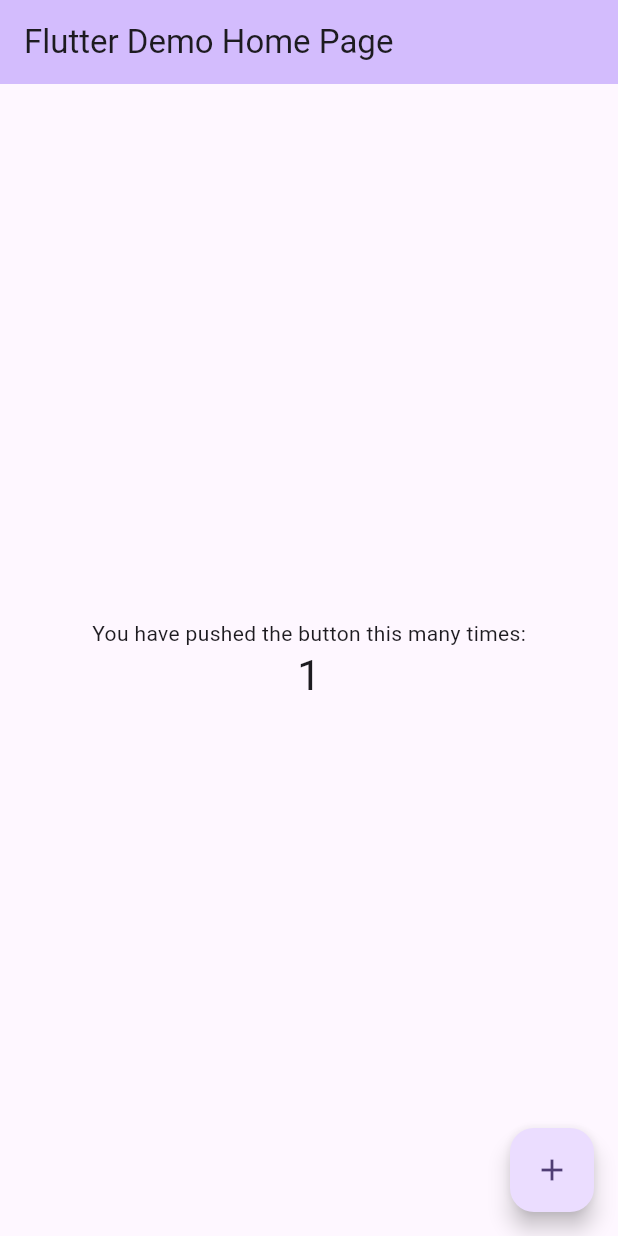
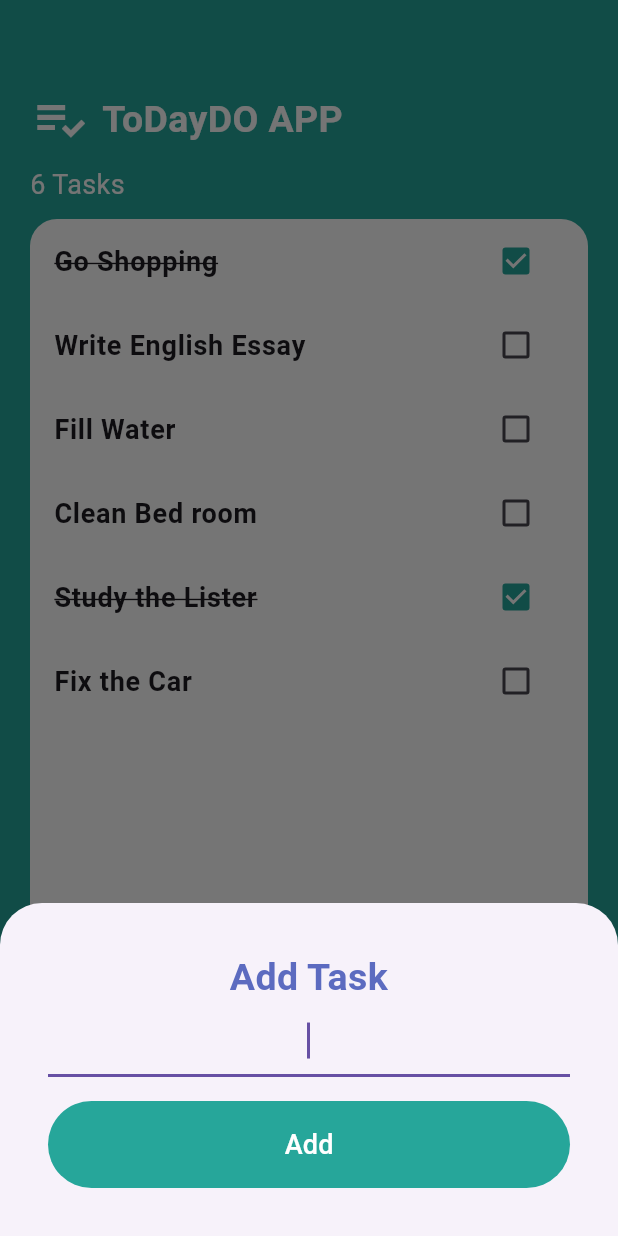
Before and after one commit to abdrhman500/TodayDo-App, a Flutter app: the screen it shows after launch, after a tap on the "add" icon, on a phone screen of 412 x 824 dp. Run offline on Flutter 3.47's test engine with Material 3 defaults, Android fonts, the phone set to English and light mode, and no system bars.

Commit message:
We used StatefullWidget and setState and LiftingUp the state to update the state of the app

```diff
--- a/lib/main.dart
+++ b/lib/main.dart
@@ -1,125 +1,16 @@
 import 'package:flutter/material.dart';
+import 'package:to_day_do/screens/tasks_screen.dart';
 
-void main() {
-  runApp(const MyApp());
+void main(List<String> args) {
+  runApp(MyApp());
 }
-
 class MyApp extends StatelessWidget {
   const MyApp({super.key});
 
-  // This widget is the root of your application.
   @override
   Widget build(BuildContext context) {
     return MaterialApp(
-      title: 'Flutter Demo',
-      theme: ThemeData(
-        // This is the theme of your application.
-        //
-        // TRY THIS: Try running your application with "flutter run". You'll see
-        // the application has a purple toolbar. Then, without quitting the app,
-        // try changing the seedColor in the colorScheme below to Colors.green
-        // and then invoke "hot reload" (save your changes or press the "hot
-        // reload" button in a Flutter-supported IDE, or press "r" if you used
-        // the command line to start the app).
-        //
-        // Notice that the counter didn't reset back to zero; the application
-        // state is not lost during the reload. To reset the state, use hot
-        // restart instead.
-        //
-        // This works for code too, not just values: Most code changes can be
-        // tested with just a hot reload.
-        colorScheme: ColorScheme.fromSeed(seedColor: Colors.deepPurple),
-        useMaterial3: true,
-      ),
-      home: const MyHomePage(title: 'Flutter Demo Home Page'),
+      home: TasksScreen(),
     );
   }
 }
-
-class MyHomePage extends StatefulWidget {
-  const MyHomePage({super.key, required this.title});
-
-  // This widget is the home page of your application. It is stateful, meaning
-  // that it has a State object (defined below) that contains fields that affect
-  // how it looks.
-
-  // This class is the configuration for the state. It holds the values (in this
-  // case the title) provided by the parent (in this case the App widget) and
-  // used by the build method of the State. Fields in a Widget subclass are
-  // always marked "final".
-
-  final String title;
-
-  @override
-  State<MyHomePage> createState() => _MyHomePageState();
-}
-
-class _MyHomePageState extends State<MyHomePage> {
-  int _counter = 0;
-
-  void _incrementCounter() {
-    setState(() {
-      // This call to setState tells the Flutter framework that something has
-      // changed in this State, which causes it to rerun the build method below
-      // so that the display can reflect the updated values. If we changed
-      // _counter without calling setState(), then the build method would not be
-      // called again, and so nothing would appear to happen.
-      _counter++;
-    });
-  }
-
-  @override
-  Widget build(BuildContext context) {
-    // This method is rerun every time setState is called, for instance as done
-    // by the _incrementCounter method above.
-    //
-    // The Flutter framework has been optimized to make rerunning build methods
-    // fast, so that you can just rebuild anything that needs updating rather
-    // than having to individually change instances of widgets.
-    return Scaffold(
-      appBar: AppBar(
-        // TRY THIS: Try changing the color here to a specific color (to
-        // Colors.amber, perhaps?) and trigger a hot reload to see the AppBar
-        // change color while the other colors stay the same.
-        backgroundColor: Theme.of(context).colorScheme.inversePrimary,
-        // Here we take the value from the MyHomePage object that was created by
-        // the App.build method, and use it to set our appbar title.
-        title: Text(widget.title),
-      ),
-      body: Center(
-        // Center is a layout widget. It takes a single child and positions it
-        // in the middle of the parent.
-        child: Column(
-          // Column is also a layout widget. It takes a list of children and
-          // arranges them vertically. By default, it sizes itself to fit its
-          // children horizontally, and tries to be as tall as its parent.
-          //
-          // Column has various properties to control how it sizes itself and
-          // how it positions its children. Here we use mainAxisAlignment to
-          // center the children vertically; the main axis here is the vertical
-          // axis because Columns are vertical (the cross axis would be
-          // horizontal).
-          //
-          // TRY THIS: Invoke "debug painting" (choose the "Toggle Debug Paint"
-          // action in the IDE, or press "p" in the console), to see the
-          // wireframe for each widget.
-          mainAxisAlignment: MainAxisAlignment.center,
-          children: <Widget>[
-            const Text(
-              'You have pushed the button this many times:',
-            ),
-            Text(
-              '$_counter',
-              style: Theme.of(context).textTheme.headlineMedium,
-            ),
-          ],
-        ),
-      ),
-      floatingActionButton: FloatingActionButton(
-        onPressed: _incrementCounter,
-        tooltip: 'Increment',
-        child: const Icon(Icons.add),
-      ), // This trailing comma makes auto-formatting nicer for build methods.
-    );
-  }
-}
--- /dev/null
+++ b/lib/models/task.dart
@@ -0,0 +1,9 @@
+class Task {
+  final String name;
+  bool isDone;
+
+  Task({required this.name, this.isDone = false});
+  void doneChange() {
+    isDone = !isDone;
+  }
+}
--- /dev/null
+++ b/lib/screens/add_task_screen.dart
@@ -0,0 +1,55 @@
+import 'package:flutter/material.dart';
+
+class AddTaskScreen extends StatelessWidget {
+  String? newTaskTitle;
+  final addTaskCallback;
+
+  AddTaskScreen(this.addTaskCallback);
+
+  @override
+  Widget build(BuildContext context) {
+    return Container(
+      padding: EdgeInsets.all(32.0),
+      child: Column(
+        crossAxisAlignment: CrossAxisAlignment.stretch,
+        children: [
+          Text(
+            "Add Task",
+            textAlign: TextAlign.center,
+            style: TextStyle(
+              fontSize: 25.0,
+              fontWeight: FontWeight.bold,
+              color: Colors.indigo[400],
+            ),
+          ),
+          TextField(
+            autofocus: true,
+            textAlign: TextAlign.center,
+            onChanged: (newText) {
+              newTaskTitle = newText;
+            },
+          ),
+          SizedBox(
+            height: 16.0,
+          ),
+          TextButton(
+            onPressed: () {
+              addTaskCallback(newTaskTitle);
+            },
+            style: TextButton.styleFrom(
+              backgroundColor: Colors.teal[400],
+              padding: EdgeInsets.symmetric(vertical: 16.0, horizontal: 32.0),
+            ),
+            child: Text(
+              "Add",
+              style: TextStyle(
+                color: Colors.white,
+                fontSize: 18.0,
+              ),
+            ),
+          ),
+        ],
+      ),
+    );
+  }
+}
--- /dev/null
+++ b/lib/screens/tasks_screen.dart
@@ -0,0 +1,107 @@
+import 'package:flutter/material.dart';
+import 'package:to_day_do/models/task.dart';
+import 'package:to_day_do/screens/add_task_screen.dart';
+import 'package:to_day_do/widgets/tasks_list.dart';
+
+class TasksScreen extends StatefulWidget {
+  const TasksScreen({super.key});
+
+  @override
+  State<TasksScreen> createState() => _TasksScreenState();
+}
+
+class _TasksScreenState extends State<TasksScreen> {
+  List<Task> tasks = [
+    Task(name: 'Go Shopping', isDone: true),
+    Task(name: 'Write English Essay'),
+    Task(name: 'Fill Water'),
+    Task(name: 'Clean Bed room'),
+    Task(name: 'Study the Lister', isDone: true),
+    Task(name: 'Fix the Car'),
+  ];
+  @override
+  Widget build(BuildContext context) {
+    return Scaffold(
+      backgroundColor: Colors.teal.shade400,
+      body: Container(
+        padding:
+            const EdgeInsets.only(top: 60, right: 20, left: 20, bottom: 80),
+        child: Column(
+          crossAxisAlignment: CrossAxisAlignment.start,
+          children: [
+            Row(
+              mainAxisAlignment: MainAxisAlignment.start,
+              children: [
+                Icon(
+                  Icons.playlist_add_check,
+                  size: 40,
+                  color: Colors.white,
+                ),
+                SizedBox(
+                  width: 8.0,
+                ),
+                Text(
+                  "ToDayDO APP",
+                  style: TextStyle(
+                      fontSize: 25.0,
+                      fontWeight: FontWeight.bold,
+                      color: Colors.white),
+                ),
+              ],
+            ),
+            SizedBox(
+              height: 10.0,
+            ),
+            Text(
+              "${tasks.length} Tasks",
+              style: TextStyle(
+                color: Colors.white,
+                fontSize: 18.0,
+              ),
+            ),
+            SizedBox(
+              height: 10.0,
+            ),
+            Expanded(
+              child: Container(
+                decoration: BoxDecoration(
+                  color: Colors.white,
+                  borderRadius: BorderRadius.all(
+                    Radius.circular(18.0),
+                  ),
+                ),
+                child: TasksList(tasks),
+              ),
+            ),
+          ],
+        ),
+      ),
+      floatingActionButtonLocation: FloatingActionButtonLocation.centerDocked,
+      floatingActionButton: FloatingActionButton(
+        onPressed: () {
+          showModalBottomSheet(
+            isScrollControlled: true,
+            context: context,
+            builder: (context) => SingleChildScrollView(
+              child: Container(
+                padding: EdgeInsets.only(
+                    bottom: MediaQuery.of(context).viewInsets.bottom),
+                child: AddTaskScreen((newTaskTitle) {
+                  setState(() {
+                    tasks.add(Task(name: newTaskTitle));
+                    Navigator.pop(context);
+                  });
+                }),
+              ),
+            ),
+          );
+        },
+        backgroundColor: Colors.indigo[400],
+        child: Icon(
+          Icons.add,
+          color: Colors.white,
+        ),
+      ),
+    );
+  }
+}
--- /dev/null
+++ b/lib/widgets/task_tile.dart
@@ -0,0 +1,27 @@
+import 'package:flutter/material.dart';
+
+class TaskTile extends StatelessWidget {
+  final bool isChecked;
+  final String taskTitle;
+  final void Function(bool?) checkBoxChange;
+  const TaskTile({super.key, required this.isChecked, required this.taskTitle,required this.checkBoxChange});
+
+  @override
+  Widget build(BuildContext context) {
+    return ListTile(
+      title: Text(
+        taskTitle,
+        style: TextStyle(
+          fontSize: 18.0,
+          fontWeight: FontWeight.bold,
+          decoration: isChecked ? TextDecoration.lineThrough : null,
+        ),
+      ),
+      trailing: Checkbox(
+        activeColor: Colors.teal[400],
+        value: isChecked,
+        onChanged: checkBoxChange,
+      ),
+    );
+  }
+}
--- /dev/null
+++ b/lib/widgets/tasks_list.dart
@@ -0,0 +1,31 @@
+import 'package:flutter/material.dart';
+import 'package:to_day_do/models/task.dart';
+import 'package:to_day_do/widgets/task_tile.dart';
+
+class TasksList extends StatefulWidget {
+  List<Task> tasks;
+  TasksList(this.tasks, {super.key});
+
+  @override
+  State<TasksList> createState() => _TasksListState();
+}
+
+class _TasksListState extends State<TasksList> {
+  @override
+  Widget build(BuildContext context) {
+    return ListView.builder(
+      itemCount: widget.tasks.length,
+      itemBuilder: (BuildContext context, int index) {
+        return TaskTile(
+          isChecked: widget.tasks[index].isDone,
+          taskTitle: widget.tasks[index].name,
+          checkBoxChange: (newValue) {
+            setState(() {
+              widget.tasks[index].doneChange();
+            });
+          },
+        );
+      },
+    );
+  }
+}
--- a/pubspec.yaml
+++ b/pubspec.yaml
@@ -34,6 +34,7 @@ dependencies:
   # The following adds the Cupertino Icons font to your application.
   # Use with the CupertinoIcons class for iOS style icons.
   cupertino_icons: ^1.0.8
+  provider: ^6.1.2
 
 dev_dependencies:
   flutter_test:
```
Also changed, not shown: pubspec.lock.
